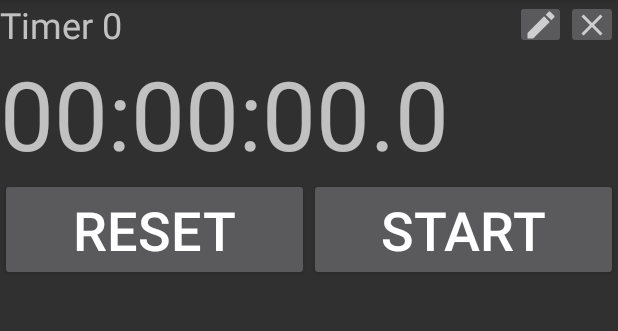
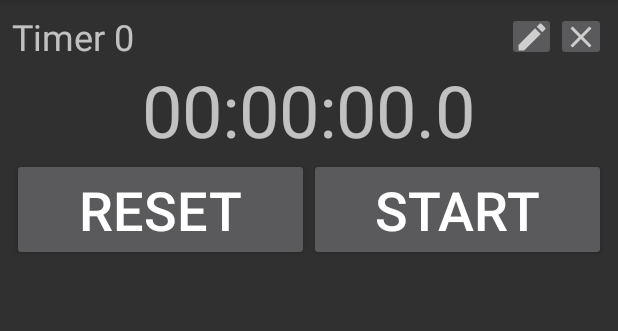
Before and after one commit to xoloki/chronos, an Android app: the screen it shows after launch (StopwatchActivity), after a tap on "Add", on a phone screen of 412 x 824 dp, the part 84-415 px from its top. Run offline under Robolectric (Android 15) with nearby library versions, the phone set to English and light mode, and no system bars; our stand-ins replace Room's generated code.

Commit message:
make clock smaller and clean up spacing

```diff
--- a/app/src/main/res/layout/main.xml
+++ b/app/src/main/res/layout/main.xml
@@ -5,6 +5,7 @@
     android:layout_width="fill_parent"
     android:layout_height="fill_parent"
     android:orientation="vertical"
+    android:padding="8dp"
     tools:actionBarNavMode="standard">
     <!-- com.google.android.material.floatingactionbutton.FloatingActionButton
         android:id="@+id/fab"
@@ -22,6 +23,7 @@
     android:orientation="vertical"
     android:layout_width="fill_parent"
     android:layout_height="fill_parent"
+    android:paddingBottom="12dp"
     />
 </ScrollView>
 
--- a/app/src/main/res/layout/timer.xml
+++ b/app/src/main/res/layout/timer.xml
@@ -35,47 +35,48 @@
       android:orientation="horizontal"
       android:layout_width="fill_parent"
       android:layout_height="wrap_content"
+      android:gravity="center"
       >
     <TextView android:id="@+id/timer_hours"
         android:layout_width="wrap_content"
         android:layout_height="wrap_content"
         android:text="00"
-        android:textSize="64sp"
+        android:textSize="48sp"
         />
     <TextView android:id="@+id/timer_hours_minutes"
         android:layout_width="wrap_content"
         android:layout_height="wrap_content"
         android:text=":"
-        android:textSize="64sp"
+        android:textSize="48sp"
         />
     <TextView android:id="@+id/timer_minutes"
         android:layout_width="wrap_content"
         android:layout_height="wrap_content"
-        android:textSize="64sp"
+        android:textSize="48sp"
         android:text="00"
         />
     <TextView android:id="@+id/timer_minutes_seconds"
         android:layout_width="wrap_content"
         android:layout_height="wrap_content"
-        android:textSize="64sp"
+        android:textSize="48sp"
         android:text=":"
         />
     <TextView android:id="@+id/timer_seconds"
         android:layout_width="wrap_content"
         android:layout_height="wrap_content"
-        android:textSize="64sp"
+        android:textSize="48sp"
         android:text="00"
         />
     <TextView android:id="@+id/timer_seconds_tenths"
         android:layout_width="wrap_content"
         android:layout_height="wrap_content"
-        android:textSize="64sp"
+        android:textSize="48sp"
         android:text="."
         />
     <TextView android:id="@+id/timer_tenths"
         android:layout_width="wrap_content"
         android:layout_height="wrap_content"
-        android:textSize="64sp"
+        android:textSize="48sp"
         android:text="0"
         />
   </LinearLayout>
```
